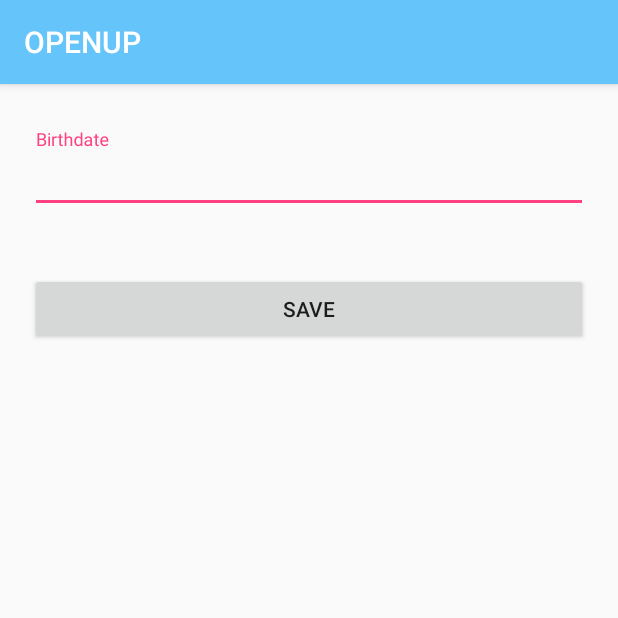
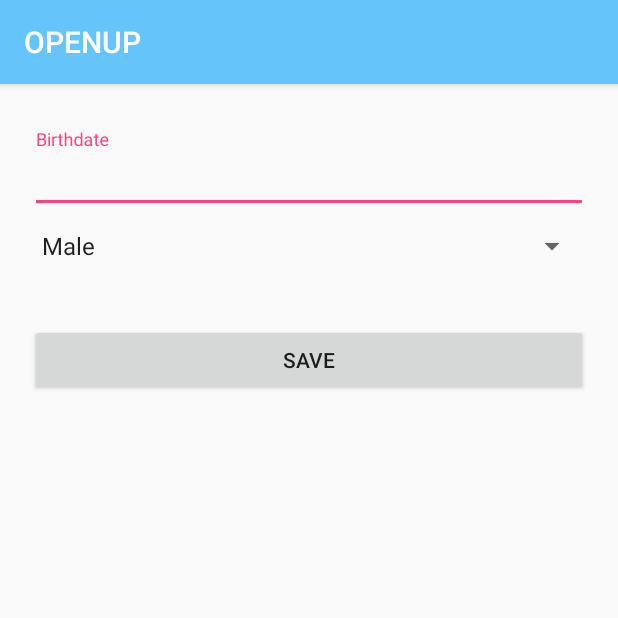
Before and after one commit to nutnnut/Wireless_Project_OPENUP, an Android app: the InfoRegisActivity screen opened directly, with no data from a screen before it, on a phone screen of 412 x 824 dp, the top half of it. Run offline under Robolectric (Android 15) with nearby library versions, the light colour scheme and no system bars.

Commit message:
Info dropdown gender

```diff
--- a/app/src/main/res/layout/activity_info_regis.xml
+++ b/app/src/main/res/layout/activity_info_regis.xml
@@ -30,6 +30,20 @@
                 android:maxLines="1"/>
         </android.support.design.widget.TextInputLayout>
 
+        <android.support.design.widget.TextInputLayout
+            android:id="@+id/textInputLayoutGender"
+            android:layout_width="match_parent"
+            android:layout_height="wrap_content"
+            android:layout_marginTop="10dp">
+
+            <Spinner
+                android:id="@+id/SpinnerFeedbackType"
+                android:layout_height="wrap_content"
+                android:prompt="@string/prompt_gender"
+                android:layout_width="fill_parent"
+                android:entries="@array/gender_list">
+            </Spinner>
+        </android.support.design.widget.TextInputLayout>
 
 
         <android.support.v7.widget.AppCompatButton
--- /dev/null
+++ b/app/src/main/res/values/arrays.xml
@@ -0,0 +1,8 @@
+<?xml version="1.0" encoding="utf-8"?>
+<resources>
+    <string-array name="gender_list">
+        <item>@string/gender_male</item>
+        <item>@string/gender_female</item>
+        <item>@string/gender_none</item>
+    </string-array>
+</resources>
--- a/app/src/main/res/values/strings.xml
+++ b/app/src/main/res/values/strings.xml
@@ -13,6 +13,10 @@
     <string name="prompt_confirm_password">Confirm Password</string>
     <string name="prompt_name">Name</string>
     <string name="prompt_date">Birthdate</string>
+    <string name="prompt_gender">Gender</string>
+    <string name="gender_male">Male</string>
+    <string name="gender_female">Female</string>
+    <string name="gender_none">Not Specified</string>
     <string name="action_sign_in">Sign in</string>
     <string name="action_sign_up">Sign up</string>
     <string name="action_save_info">Save</string>
@@ -29,5 +33,7 @@
         completions."
     </string>
     <string name="success_sign_up">Sign up Successful</string>
+
+
     <string name="title_activity_nearby_clinics">Map</string>
 </resources>
```
